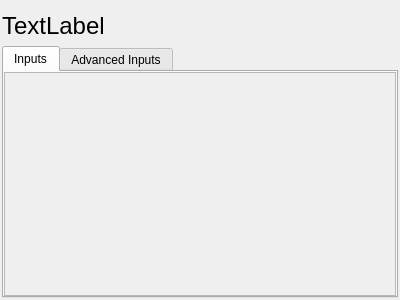
Before: the Qt Designer form Source/Applications/DREAM3D/UI_Files/QFilterInputDockWidget.ui in BlueQuartzSoftware/DREAM3D, drawn with Qt 5.
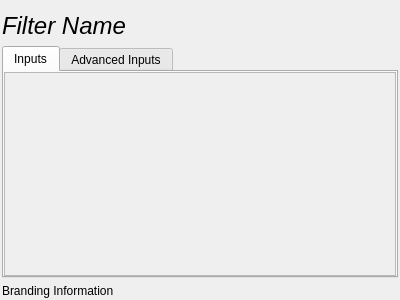
After: the same form once the commit is applied.

Commit message: Adding splash screen that has some BlueQuartz and AFRL logo Branding

The edit to the form file:
```diff
--- a/Source/Applications/DREAM3D/UI_Files/QFilterInputDockWidget.ui
+++ b/Source/Applications/DREAM3D/UI_Files/QFilterInputDockWidget.ui
@@ -17,6 +17,8 @@
    <string notr="true">QDockWidget
 {
 color: white;
+	border-color: rgb(0, 0, 0);
+border: 1px solid;
 }
 
 QDockWidget::title
@@ -76,7 +78,7 @@
             <x>0</x>
             <y>0</y>
             <width>388</width>
-            <height>221</height>
+            <height>189</height>
            </rect>
           </property>
           <layout class="QVBoxLayout" name="verticalLayout"/>
@@ -99,14 +101,23 @@
      </property>
      <item>
       <widget class="QLabel" name="filterHumanLabel">
+       <property name="font">
+        <font>
+         <pointsize>18</pointsize>
+         <weight>50</weight>
+         <italic>true</italic>
+         <bold>false</bold>
+        </font>
+       </property>
        <property name="styleSheet">
         <string notr="true">QLabel {
 	font: 18pt;
 	font-style: bold;
+	font-style: italic;
 }</string>
        </property>
        <property name="text">
-        <string>TextLabel</string>
+        <string>Filter Name</string>
        </property>
       </widget>
      </item>
@@ -125,6 +136,13 @@
      </item>
     </layout>
    </item>
+   <item row="3" column="0">
+    <widget class="QLabel" name="label">
+     <property name="text">
+      <string>Branding Information</string>
+     </property>
+    </widget>
+   </item>
   </layout>
  </widget>
  <resources/>
```
The commit also changes 8 other files.
